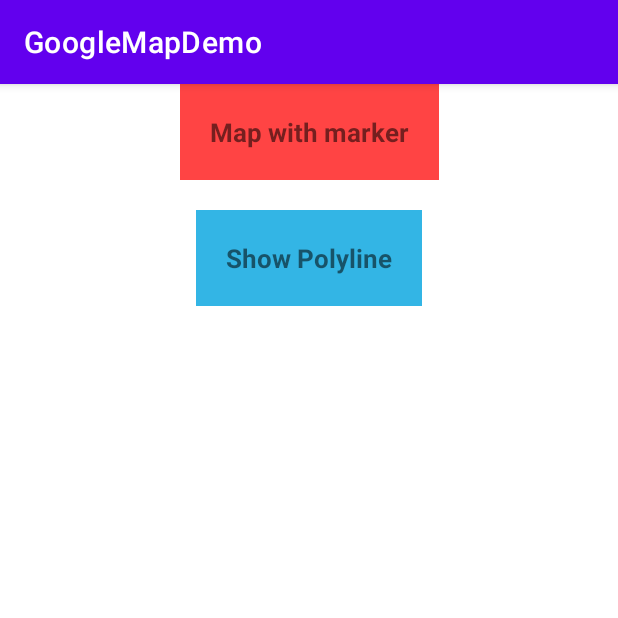
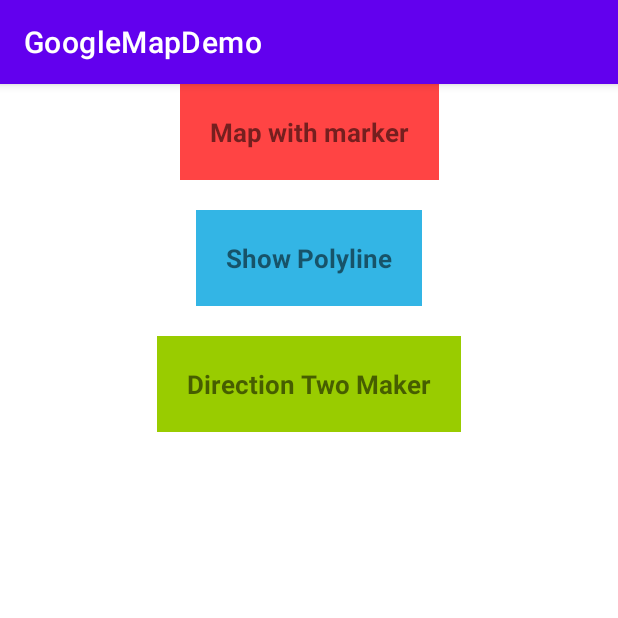
Before and after one commit to hiep97tb111/6-GoogleMap, an Android app: the screen it shows after launch (MainAct), on a phone screen of 412 x 824 dp, the top half of it. Run offline under Robolectric (Android 15) with nearby library versions, the phone set to English and light mode, and no system bars.

Commit message:
Create Screen DirectionMaker

```diff
--- a/app/src/main/java/com/example/googlemapdemo/MainAct.kt
+++ b/app/src/main/java/com/example/googlemapdemo/MainAct.kt
@@ -34,6 +34,11 @@ class MainAct : AppCompatActivity() {
             val intent = Intent(this, ShowPolylineAct::class.java)
             startActivity(intent)
         }
+
+        findViewById<TextView>(R.id.tvDirectionMaker).setOnClickListener {
+            val intent = Intent(this, DirectionMakerAct::class.java)
+            startActivity(intent)
+        }
     }
 
     private fun getLocationUser() {
--- a/app/src/main/res/layout/activity_main.xml
+++ b/app/src/main/res/layout/activity_main.xml
@@ -33,4 +33,18 @@
         android:textSize="17sp"
         android:textStyle="bold"/>
 
+    <TextView
+        android:id="@+id/tvDirectionMaker"
+        android:layout_width="wrap_content"
+        android:layout_height="wrap_content"
+        android:text="@string/direction_maker"
+        app:layout_constraintLeft_toLeftOf="parent"
+        app:layout_constraintRight_toRightOf="parent"
+        app:layout_constraintTop_toBottomOf="@id/tvShowPolyline"
+        android:padding="20dp"
+        android:layout_marginTop="20dp"
+        android:background="@android:color/holo_green_light"
+        android:textSize="17sp"
+        android:textStyle="bold"/>
+
 </androidx.constraintlayout.widget.ConstraintLayout>
--- a/app/src/main/res/values/strings.xml
+++ b/app/src/main/res/values/strings.xml
@@ -2,4 +2,5 @@
     <string name="app_name">GoogleMapDemo</string>
     <string name="map_with_maker">Map with marker</string>
     <string name="show_polyline">Show Polyline</string>
+    <string name="direction_maker">Direction Two Maker</string>
 </resources>
```
Also changed, not shown: app/src/main/AndroidManifest.xml (+7 -1 lines), app/src/main/java/com/example/googlemapdemo/DirectionMakerAct.kt (added, +30 -0 lines), app/src/main/res/layout/act_direction_maker.xml (added, +14 -0 lines).
